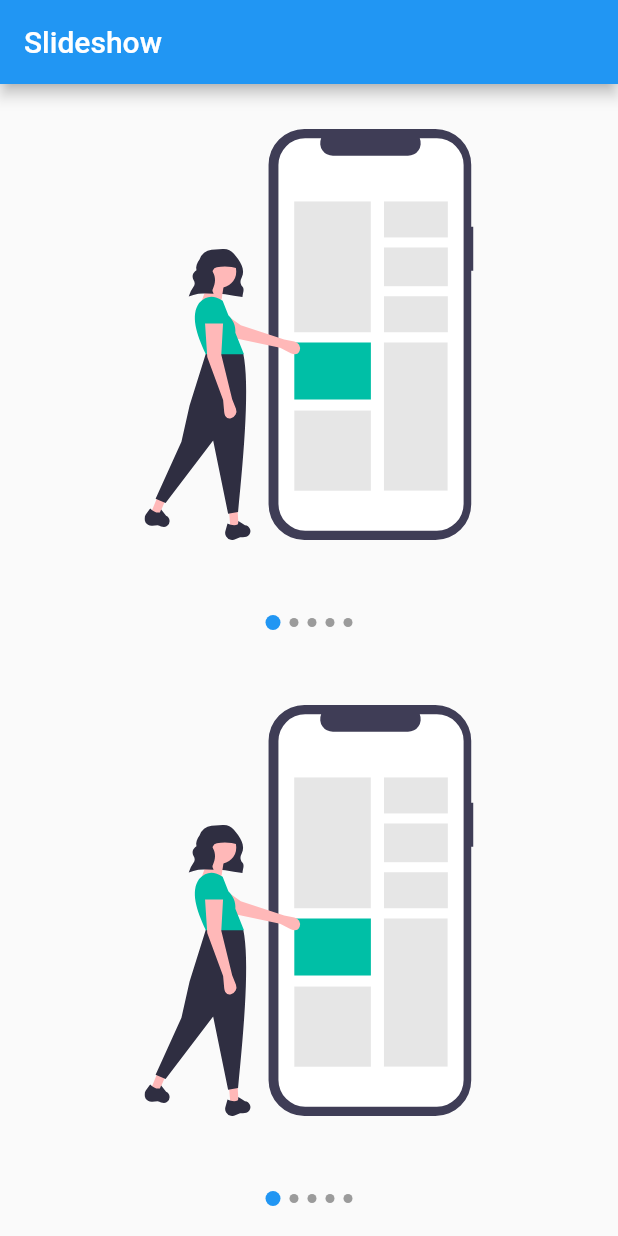
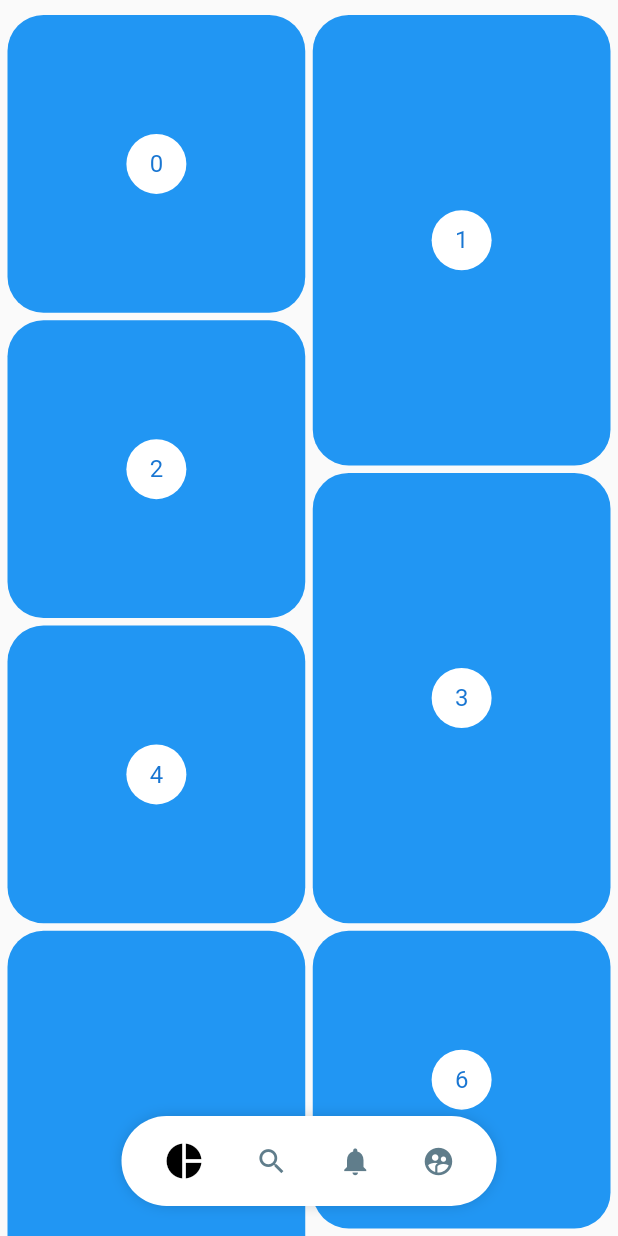
Before and after one commit to fabirt/flutter-design-practice, a Flutter app: the screen it shows after launch, on a phone screen of 412 x 824 dp. Run offline on Flutter 3.47's test engine with Material 2 defaults, Android fonts, the phone set to English and light mode, and no system bars; our stand-ins replace flutter_svg.

Commit message:
Building a custom scroll grid view with scroll events and animations

```diff
--- a/lib/main.dart
+++ b/lib/main.dart
@@ -1,5 +1,5 @@
 import 'package:flutter/material.dart';
-import 'package:flutter_design_practice/src/pages/slide_show_page.dart';
+import 'package:flutter_design_practice/src/pages/pinterest_page.dart';
 
 void main() => runApp(MyApp());
 
@@ -9,7 +9,7 @@ class MyApp extends StatelessWidget {
     return MaterialApp(
       debugShowCheckedModeBanner: false,
       title: 'Flutter design pratice',
-      home: SlideShowPage(),
+      home: PinterestPage(),
     );
   }
 }
--- /dev/null
+++ b/lib/src/pages/pinterest_page.dart
@@ -0,0 +1,139 @@
+import 'package:flutter/material.dart';
+import 'package:flutter_design_practice/src/widgets/pinterest_menu.dart';
+import 'package:flutter_staggered_grid_view/flutter_staggered_grid_view.dart';
+import 'package:provider/provider.dart';
+
+class PinterestPage extends StatelessWidget {
+  @override
+  Widget build(BuildContext context) {
+    return Scaffold(
+      body: ChangeNotifierProvider<_ViewModel>(
+        create: (_) => _ViewModel(),
+        child: Stack(
+          children: <Widget>[
+            _PinterestGridView(),
+            _PinterestMenuBuilder(),
+          ],
+        ),
+      ),
+    );
+  }
+}
+
+class _PinterestMenuBuilder extends StatelessWidget {
+  @override
+  Widget build(BuildContext context) {
+    return Align(
+      alignment: Alignment.bottomCenter,
+      child: SafeArea(
+        child: Consumer<_ViewModel>(
+          builder: (context, model, child) {
+            return Padding(
+              padding: const EdgeInsets.only(bottom: 20.0),
+              child: PinterestMenu(
+                shouldShow: model.shouldShowMenu,
+                items: [
+                  PinterestMenuItem(icon: Icons.pie_chart, onPressed: () {}),
+                  PinterestMenuItem(icon: Icons.search, onPressed: () {}),
+                  PinterestMenuItem(
+                      icon: Icons.notifications, onPressed: () {}),
+                  PinterestMenuItem(
+                      icon: Icons.supervised_user_circle, onPressed: () {}),
+                ],
+              ),
+            );
+          },
+        ),
+      ),
+    );
+  }
+}
+
+class _PinterestGridView extends StatefulWidget {
+  @override
+  __PinterestGridViewState createState() => __PinterestGridViewState();
+}
+
+class __PinterestGridViewState extends State<_PinterestGridView> {
+  final List<int> items = List.generate(200, (i) => i);
+  final _scrollController = ScrollController();
+  double _prevOffset = 0.0;
+
+  @override
+  void initState() {
+    super.initState();
+    _scrollController.addListener(() {
+      final model = Provider.of<_ViewModel>(context, listen: false);
+      if ((_prevOffset - _scrollController.offset).abs() > 100) {
+        if (_prevOffset < _scrollController.offset &&
+            _scrollController.offset > 150.0) {
+          model.shouldShowMenu = false;
+        } else {
+          model.shouldShowMenu = true;
+        }
+
+        _prevOffset = _scrollController.offset;
+      }
+    });
+  }
+
+  @override
+  void dispose() {
+    _scrollController.dispose();
+    super.dispose();
+  }
+
+  @override
+  Widget build(BuildContext context) {
+    final topPadding = MediaQuery.of(context).viewPadding.top + 10.0;
+    return StaggeredGridView.countBuilder(
+      controller: _scrollController,
+      crossAxisCount: 4,
+      itemCount: items.length,
+      padding: EdgeInsets.fromLTRB(5.0, topPadding, 5.0, 100.0),
+      itemBuilder: (BuildContext context, int index) {
+        return _PinterestItem(index);
+      },
+      staggeredTileBuilder: (int index) {
+        return StaggeredTile.count(2, index.isEven ? 2 : 3);
+      },
+      mainAxisSpacing: 5.0,
+      crossAxisSpacing: 5.0,
+    );
+  }
+}
+
+class _PinterestItem extends StatelessWidget {
+  final int index;
+  const _PinterestItem(
+    this.index, {
+    Key key,
+  }) : super(key: key);
+
+  @override
+  Widget build(BuildContext context) {
+    return Container(
+      decoration: BoxDecoration(
+        color: Theme.of(context).accentColor,
+        borderRadius: BorderRadius.circular(24.0),
+      ),
+      child: Center(
+        child: CircleAvatar(
+          backgroundColor: Colors.white,
+          child: Text('$index'),
+        ),
+      ),
+    );
+  }
+}
+
+class _ViewModel with ChangeNotifier {
+  bool _shouldShowMenu = true;
+
+  bool get shouldShowMenu => _shouldShowMenu;
+
+  set shouldShowMenu(bool shouldShow) {
+    _shouldShowMenu = shouldShow;
+    notifyListeners();
+  }
+}
--- /dev/null
+++ b/lib/src/widgets/pinterest_menu.dart
@@ -0,0 +1,123 @@
+import 'package:flutter/material.dart';
+import 'package:provider/provider.dart';
+
+class PinterestMenuItem {
+  final IconData icon;
+  final VoidCallback onPressed;
+
+  PinterestMenuItem({
+    @required this.icon,
+    @required this.onPressed,
+  });
+}
+
+class PinterestMenu extends StatelessWidget {
+  final bool shouldShow;
+  final List<PinterestMenuItem> items;
+
+  const PinterestMenu({
+    @required this.items,
+    this.shouldShow = true,
+  });
+
+  @override
+  Widget build(BuildContext context) {
+    return ChangeNotifierProvider<_PinterestMenuModel>(
+      create: (_) => _PinterestMenuModel(),
+      child: AnimatedOpacity(
+        opacity: shouldShow ? 1.0 : 0.0,
+        duration: const Duration(milliseconds: 300),
+        child: _PinterestMenuBackground(
+          child: _MenuItems(items: items),
+        ),
+      ),
+    );
+  }
+}
+
+class _PinterestMenuBackground extends StatelessWidget {
+  final Widget child;
+  const _PinterestMenuBackground({
+    Key key,
+    @required this.child,
+  }) : super(key: key);
+
+  @override
+  Widget build(BuildContext context) {
+    return Container(
+      width: 250.0,
+      height: 60.0,
+      decoration: BoxDecoration(
+        color: Colors.white,
+        borderRadius: BorderRadius.circular(30.0),
+        boxShadow: const <BoxShadow>[
+          BoxShadow(
+            color: Colors.black38,
+            blurRadius: 10.0,
+            spreadRadius: -5.0,
+          ),
+        ],
+      ),
+      child: child,
+    );
+  }
+}
+
+class _MenuItems extends StatelessWidget {
+  final List<PinterestMenuItem> items;
+
+  const _MenuItems({@required this.items});
+  @override
+  Widget build(BuildContext context) {
+    return Row(
+      mainAxisAlignment: MainAxisAlignment.spaceEvenly,
+      children: items.map((item) {
+        return _PinterestMenuButton(items.indexOf(item), item);
+      }).toList(),
+    );
+  }
+}
+
+class _PinterestMenuButton extends StatelessWidget {
+  final int index;
+  final PinterestMenuItem item;
+
+  const _PinterestMenuButton(this.index, this.item);
+
+  @override
+  Widget build(BuildContext context) {
+    final model = Provider.of<_PinterestMenuModel>(context);
+    final isActive = index == model.activeIndex;
+    final color = isActive ? Colors.black : Colors.blueGrey;
+    final size = isActive ? 28.0 : 22.0;
+    return Material(
+      color: Colors.white,
+      child: InkWell(
+        onTap: () {
+          model.activeIndex = index;
+          item.onPressed();
+        },
+        customBorder: const StadiumBorder(),
+        child: Padding(
+          padding: const EdgeInsets.all(6.0),
+          child: Icon(
+            item.icon,
+            color: color,
+            size: size,
+          ),
+        ),
+      ),
+    );
+  }
+}
+
+class _PinterestMenuModel with ChangeNotifier {
+  int _activeIndex = 0;
+
+  int get activeIndex => _activeIndex;
+
+  set activeIndex(int index) {
+    _activeIndex = index;
+    notifyListeners();
+  }
+}
--- a/pubspec.yaml
+++ b/pubspec.yaml
@@ -11,6 +11,7 @@ dependencies:
   cupertino_icons: ^0.1.2
   flutter_svg: ^0.17.3+1
   provider: ^4.0.4
+  flutter_staggered_grid_view: ^0.3.0
 
 dev_dependencies:
   flutter_test:
```
Also changed, not shown: pubspec.lock.
